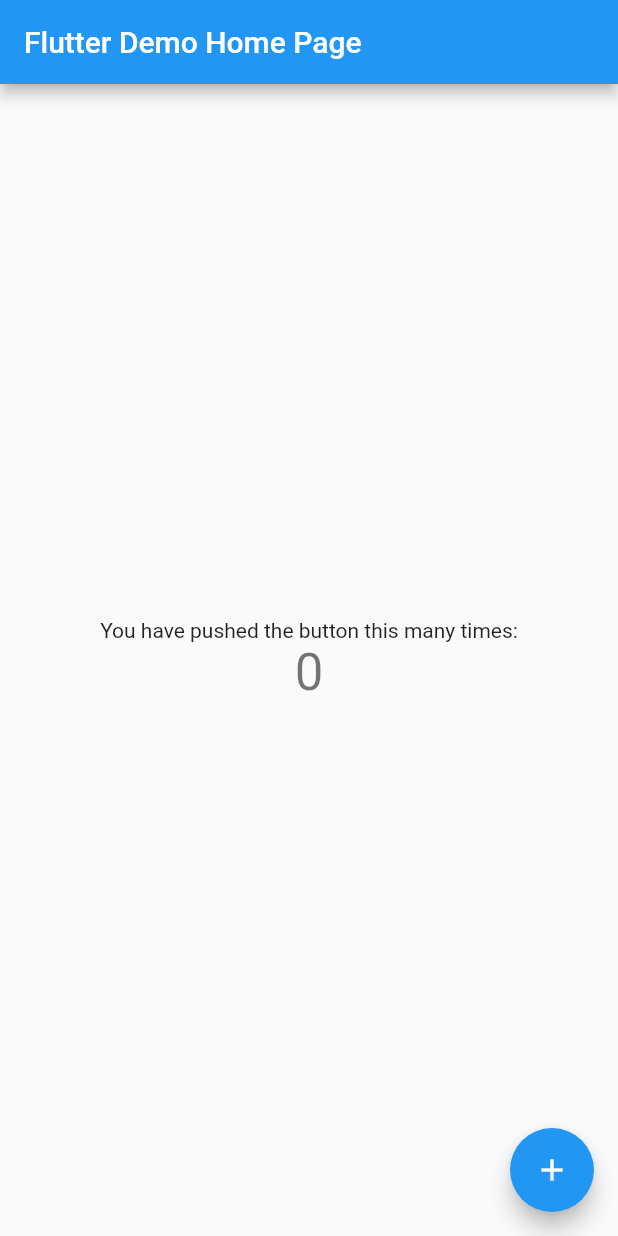
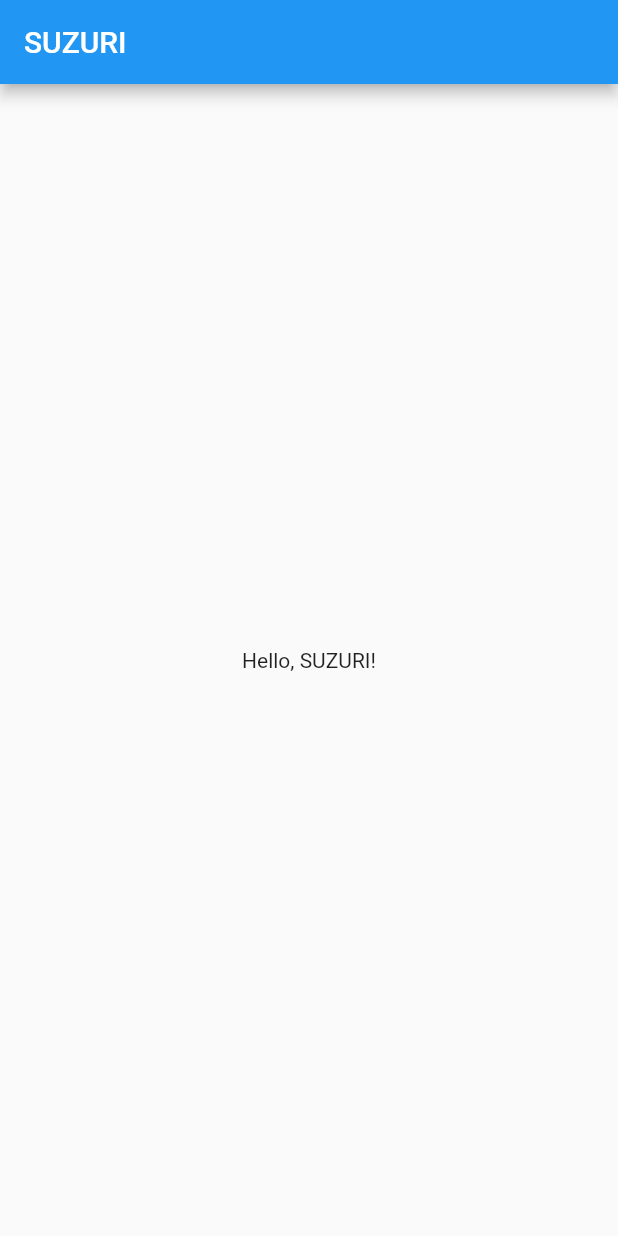
Before and after one commit to pepabo/flutter-hands-on, a Flutter app: the screen it shows after launch, on a phone screen of 412 x 824 dp. Run offline on Flutter 3.47's test engine with Material 2 defaults, Android fonts, the phone set to English and light mode, and no system bars.

Commit message:
いらないコード消す

```diff
--- a/lib/main.dart
+++ b/lib/main.dart
@@ -1,111 +1,32 @@
 import 'package:flutter/material.dart';
 
+// main()はFlutterアプリケーションのエントリポイントです
+// main()の中で、runAppにルートとなるウィジェットを格納して呼ぶ必要があります
 void main() => runApp(MyApp());
 
 class MyApp extends StatelessWidget {
-  // This widget is the root of your application.
   @override
   Widget build(BuildContext context) {
     return MaterialApp(
       title: 'Flutter Demo',
       theme: ThemeData(
-        // This is the theme of your application.
-        //
-        // Try running your application with "flutter run". You'll see the
-        // application has a blue toolbar. Then, without quitting the app, try
-        // changing the primarySwatch below to Colors.green and then invoke
-        // "hot reload" (press "r" in the console where you ran "flutter run",
-        // or simply save your changes to "hot reload" in a Flutter IDE).
-        // Notice that the counter didn't reset back to zero; the application
-        // is not restarted.
         primarySwatch: Colors.blue,
       ),
-      home: MyHomePage(title: 'Flutter Demo Home Page'),
+      home: MyHomePage(),
     );
   }
 }
 
-class MyHomePage extends StatefulWidget {
-  MyHomePage({Key key, this.title}) : super(key: key);
-
-  // This widget is the home page of your application. It is stateful, meaning
-  // that it has a State object (defined below) that contains fields that affect
-  // how it looks.
-
-  // This class is the configuration for the state. It holds the values (in this
-  // case the title) provided by the parent (in this case the App widget) and
-  // used by the build method of the State. Fields in a Widget subclass are
-  // always marked "final".
-
-  final String title;
-
-  @override
-  _MyHomePageState createState() => _MyHomePageState();
-}
-
-class _MyHomePageState extends State<MyHomePage> {
-  int _counter = 0;
-
-  void _incrementCounter() {
-    setState(() {
-      // This call to setState tells the Flutter framework that something has
-      // changed in this State, which causes it to rerun the build method below
-      // so that the display can reflect the updated values. If we changed
-      // _counter without calling setState(), then the build method would not be
-      // called again, and so nothing would appear to happen.
-      _counter++;
-    });
-  }
-
+class MyHomePage extends StatelessWidget {
   @override
   Widget build(BuildContext context) {
-    // This method is rerun every time setState is called, for instance as done
-    // by the _incrementCounter method above.
-    //
-    // The Flutter framework has been optimized to make rerunning build methods
-    // fast, so that you can just rebuild anything that needs updating rather
-    // than having to individually change instances of widgets.
     return Scaffold(
       appBar: AppBar(
-        // Here we take the value from the MyHomePage object that was created by
-        // the App.build method, and use it to set our appbar title.
-        title: Text(widget.title),
+        title: const Text("SUZURI"),
       ),
       body: Center(
-        // Center is a layout widget. It takes a single child and positions it
-        // in the middle of the parent.
-        child: Column(
-          // Column is also a layout widget. It takes a list of children and
-          // arranges them vertically. By default, it sizes itself to fit its
-          // children horizontally, and tries to be as tall as its parent.
-          //
-          // Invoke "debug painting" (press "p" in the console, choose the
-          // "Toggle Debug Paint" action from the Flutter Inspector in Android
-          // Studio, or the "Toggle Debug Paint" command in Visual Studio Code)
-          // to see the wireframe for each widget.
-          //
-          // Column has various properties to control how it sizes itself and
-          // how it positions its children. Here we use mainAxisAlignment to
-          // center the children vertically; the main axis here is the vertical
-          // axis because Columns are vertical (the cross axis would be
-          // horizontal).
-          mainAxisAlignment: MainAxisAlignment.center,
-          children: <Widget>[
-            Text(
-              'You have pushed the button this many times:',
-            ),
-            Text(
-              '$_counter',
-              style: Theme.of(context).textTheme.display1,
-            ),
-          ],
-        ),
+        child: Text("Hello, SUZURI!"),
       ),
-      floatingActionButton: FloatingActionButton(
-        onPressed: _incrementCounter,
-        tooltip: 'Increment',
-        child: Icon(Icons.add),
-      ), // This trailing comma makes auto-formatting nicer for build methods.
     );
   }
 }
```
